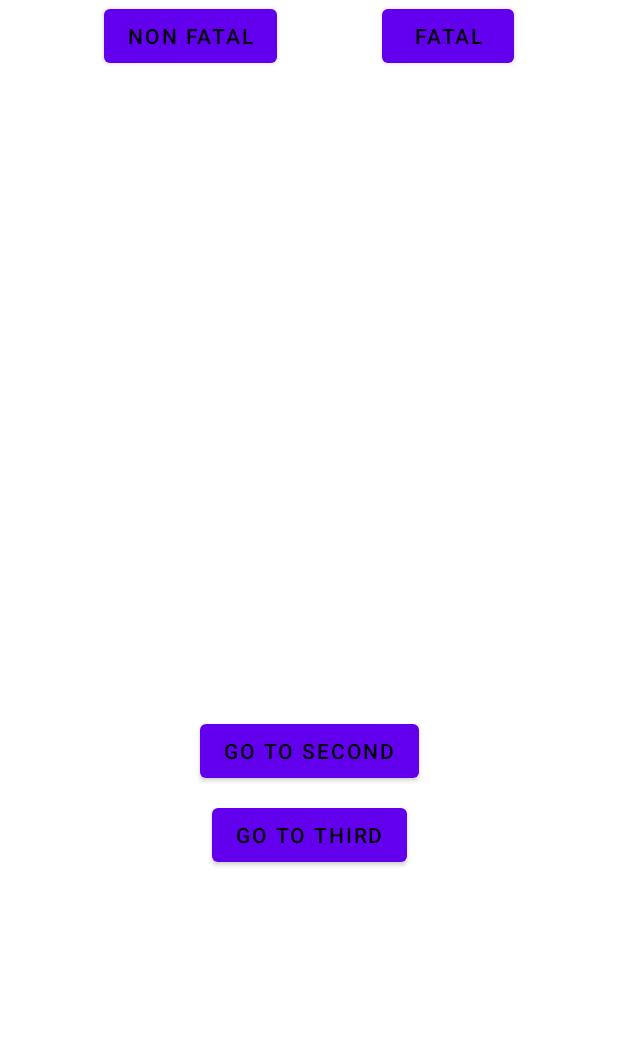
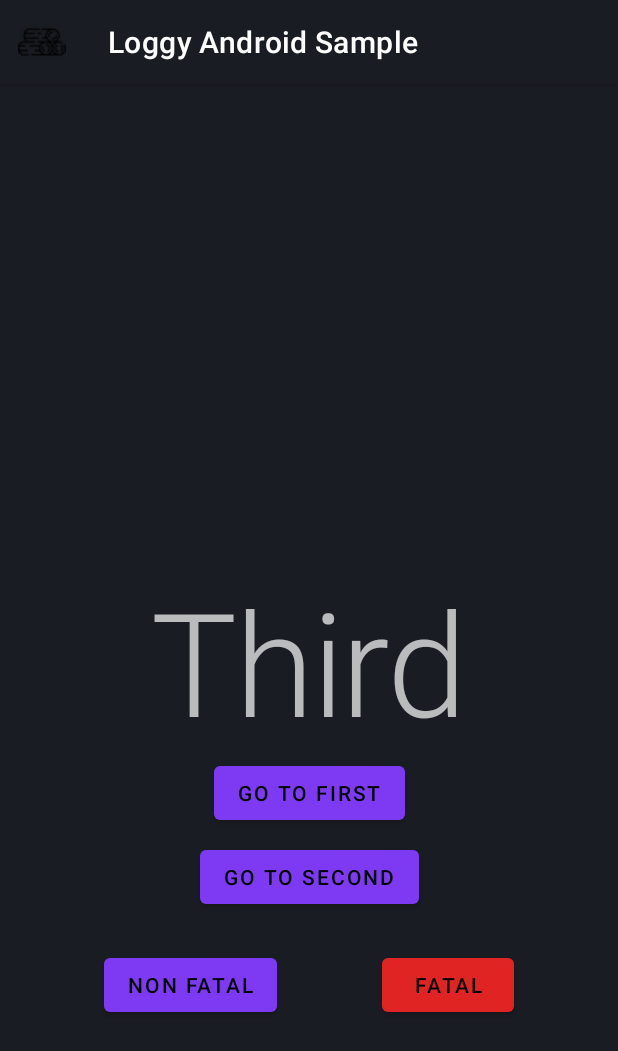
Before and after one commit to loggysh/loggy-android, an Android app: the screen it shows after launch (MainActivity), after a tap on "NON FATAL", on a phone screen of 412 x 824 dp. Shown: the top 1051 px of the screen. Run offline under Robolectric (Android 15) with nearby library versions, the phone set to English and light mode, and no system bars; our stand-ins replace Timber; libraries missing offline, so code that uses them is left out: com.google.protobuf, io.grpc, sh.loggy; 7 statements that could not run were skipped; 3 other taps on this screen came first.

Commit message:
style android app to match theme

```diff
--- a/sample/src/main/java/loggy/sh/sample/ui/MainActivity.kt
+++ b/sample/src/main/java/loggy/sh/sample/ui/MainActivity.kt
@@ -6,7 +6,6 @@ import androidx.activity.viewModels
 import androidx.appcompat.app.AppCompatActivity
 import androidx.core.view.isVisible
 import loggy.sh.sample.databinding.ActivityMainBinding
-import timber.log.Timber
 
 class MainActivity : AppCompatActivity() {
 
@@ -24,15 +23,5 @@ class MainActivity : AppCompatActivity() {
             binding.secondFragmentContainer.isVisible = it == ViewIntention.GoToSecond
             binding.thirdFragmentContainer.isVisible = it == ViewIntention.GoToThird
         })
-
-        with(binding) {
-            nonFatal.setOnClickListener {
-                Timber.e(IllegalArgumentException("Its illegal to use this argument. You are advised to remain calm."))
-            }
-
-            fatal.setOnClickListener {
-                throw IllegalArgumentException("You are going to Jail!!")
-            }
-        }
     }
 }
--- a/sample/src/main/java/loggy/sh/sample/ui/SecondFragment.kt
+++ b/sample/src/main/java/loggy/sh/sample/ui/SecondFragment.kt
@@ -6,6 +6,7 @@ import androidx.fragment.app.Fragment
 import androidx.fragment.app.activityViewModels
 import loggy.sh.sample.R
 import loggy.sh.sample.databinding.MainSecondFragmentBinding
+import timber.log.Timber
 
 class SecondFragment : Fragment(R.layout.main_second_fragment) {
 
@@ -24,6 +25,14 @@ class SecondFragment : Fragment(R.layout.main_second_fragment) {
             buttonGoToThird.setOnClickListener {
                 viewModel.interpret(ViewIntention.GoToThird)
             }
+
+            nonFatal.setOnClickListener {
+                Timber.e(IllegalArgumentException("Failed in Second Fragment"))
+            }
+
+            fatal.setOnClickListener {
+                throw IllegalArgumentException("fatal")
+            }
         }
     }
 }
--- a/sample/src/main/java/loggy/sh/sample/ui/ThirdFragment.kt
+++ b/sample/src/main/java/loggy/sh/sample/ui/ThirdFragment.kt
@@ -6,6 +6,7 @@ import androidx.fragment.app.Fragment
 import androidx.fragment.app.activityViewModels
 import loggy.sh.sample.R
 import loggy.sh.sample.databinding.MainThirdFragmentBinding
+import timber.log.Timber
 
 class ThirdFragment : Fragment(R.layout.main_third_fragment) {
 
@@ -24,6 +25,14 @@ class ThirdFragment : Fragment(R.layout.main_third_fragment) {
             buttonGoToFirst.setOnClickListener {
                 viewModel.interpret(ViewIntention.GoToFirst)
             }
+
+            nonFatal.setOnClickListener {
+                Timber.e(IllegalArgumentException("Failed in Third Fragment"))
+            }
+
+            fatal.setOnClickListener {
+                throw IllegalArgumentException("fatal")
+            }
         }
     }
 }
--- a/sample/src/main/res/layout/activity_main.xml
+++ b/sample/src/main/res/layout/activity_main.xml
@@ -1,65 +1,72 @@
 <?xml version="1.0" encoding="utf-8"?>
-<androidx.constraintlayout.widget.ConstraintLayout xmlns:android="http://schemas.android.com/apk/res/android"
+<androidx.coordinatorlayout.widget.CoordinatorLayout xmlns:android="http://schemas.android.com/apk/res/android"
     xmlns:app="http://schemas.android.com/apk/res-auto"
     xmlns:tools="http://schemas.android.com/tools"
     android:layout_width="match_parent"
     android:layout_height="match_parent"
+    android:background="#1a1c23"
+    android:fitsSystemWindows="true"
     tools:context=".ui.MainActivity">
 
-    <com.google.android.material.button.MaterialButton
-        android:id="@+id/nonFatal"
-        android:layout_width="wrap_content"
-        android:layout_height="wrap_content"
-        android:text="@string/non_fatal"
-        app:layout_constraintEnd_toStartOf="@id/fatal"
-        app:layout_constraintStart_toStartOf="parent"
-        app:layout_constraintTop_toTopOf="parent" />
+    <com.google.android.material.appbar.AppBarLayout
+        android:layout_width="match_parent"
+        android:layout_height="wrap_content">
 
-    <com.google.android.material.button.MaterialButton
-        android:id="@+id/fatal"
-        android:layout_width="wrap_content"
-        android:layout_height="wrap_content"
-        android:text="@string/fatal"
-        app:layout_constraintEnd_toEndOf="parent"
-        app:layout_constraintStart_toEndOf="@id/nonFatal"
-        app:layout_constraintTop_toTopOf="parent" />
+        <androidx.appcompat.widget.Toolbar
+            android:id="@+id/topAppBar"
+            android:layout_width="match_parent"
+            android:layout_height="?attr/actionBarSize"
+            android:background="#1a1c23"
+            app:navigationIcon="@drawable/loggy"
+            app:title="Loggy Android Sample" />
+
+    </com.google.android.material.appbar.AppBarLayout>
+
+    <androidx.core.widget.NestedScrollView
+        android:layout_width="match_parent"
+        android:layout_height="match_parent"
+        android:fillViewport="true"
+        app:layout_behavior="com.google.android.material.appbar.AppBarLayout$ScrollingViewBehavior">
+
+        <androidx.constraintlayout.widget.ConstraintLayout
+            android:layout_width="match_parent"
+            android:layout_height="match_parent">
 
             <androidx.fragment.app.FragmentContainerView
                 android:id="@+id/firstFragmentContainer"
                 android:name="loggy.sh.sample.ui.FirstFragment"
                 android:layout_width="match_parent"
-        android:layout_height="match_parent"
-        android:background="#FFFFFF"
+                android:layout_height="0dp"
                 android:tag="@string/first"
                 app:layout_constraintBottom_toBottomOf="parent"
                 app:layout_constraintEnd_toEndOf="parent"
                 app:layout_constraintStart_toStartOf="parent"
-        app:layout_constraintTop_toBottomOf="@id/nonFatal" />
+                app:layout_constraintTop_toTopOf="parent" />
 
             <androidx.fragment.app.FragmentContainerView
                 android:id="@+id/secondFragmentContainer"
                 android:name="loggy.sh.sample.ui.SecondFragment"
                 android:layout_width="match_parent"
-        android:layout_height="match_parent"
-        android:background="#FFFFFF"
+                android:layout_height="0dp"
                 android:tag="@string/second"
                 android:visibility="gone"
                 app:layout_constraintBottom_toBottomOf="parent"
                 app:layout_constraintEnd_toEndOf="parent"
                 app:layout_constraintStart_toStartOf="parent"
-        app:layout_constraintTop_toBottomOf="@id/nonFatal" />
+                app:layout_constraintTop_toTopOf="parent" />
 
             <androidx.fragment.app.FragmentContainerView
                 android:id="@+id/thirdFragmentContainer"
                 android:name="loggy.sh.sample.ui.ThirdFragment"
                 android:layout_width="match_parent"
-        android:layout_height="match_parent"
-        android:background="#FFFFFF"
+                android:layout_height="0dp"
                 android:tag="@string/third"
                 android:visibility="gone"
                 app:layout_constraintBottom_toBottomOf="parent"
                 app:layout_constraintEnd_toEndOf="parent"
                 app:layout_constraintStart_toStartOf="parent"
-        app:layout_constraintTop_toBottomOf="@id/nonFatal" />
+                app:layout_constraintTop_toTopOf="parent" />
+        </androidx.constraintlayout.widget.ConstraintLayout>
+    </androidx.core.widget.NestedScrollView>
 
-</androidx.constraintlayout.widget.ConstraintLayout>
+</androidx.coordinatorlayout.widget.CoordinatorLayout>
--- a/sample/src/main/res/layout/main_third_fragment.xml
+++ b/sample/src/main/res/layout/main_third_fragment.xml
@@ -34,4 +34,25 @@
         app:layout_constraintStart_toStartOf="@id/title"
         app:layout_constraintTop_toBottomOf="@id/buttonGoToFirst" />
 
+    <com.google.android.material.button.MaterialButton
+        android:id="@+id/nonFatal"
+        android:layout_width="wrap_content"
+        android:layout_height="wrap_content"
+        android:layout_marginTop="24dp"
+        android:text="@string/non_fatal"
+        app:layout_constraintEnd_toStartOf="@id/fatal"
+        app:layout_constraintStart_toStartOf="parent"
+        app:layout_constraintTop_toBottomOf="@id/buttonGoToSecond" />
+
+    <com.google.android.material.button.MaterialButton
+        android:id="@+id/fatal"
+        android:layout_width="wrap_content"
+        android:layout_height="wrap_content"
+        android:text="@string/fatal"
+        app:backgroundTint="#e02424"
+        app:layout_constraintBottom_toBottomOf="@id/nonFatal"
+        app:layout_constraintEnd_toEndOf="parent"
+        app:layout_constraintStart_toEndOf="@id/nonFatal"
+        app:layout_constraintTop_toTopOf="@id/nonFatal" />
+
 </androidx.constraintlayout.widget.ConstraintLayout>
--- a/sample/src/main/res/values/colors.xml
+++ b/sample/src/main/res/values/colors.xml
@@ -1,6 +1,6 @@
 <?xml version="1.0" encoding="utf-8"?>
 <resources>
-    <color name="colorPrimary">#6200EE</color>
-    <color name="colorPrimaryDark">#3700B3</color>
+    <color name="colorPrimary">#7e3af2</color>
+    <color name="colorPrimaryDark">#4a1d96</color>
     <color name="colorAccent">#03DAC5</color>
 </resources>
--- a/sample/src/main/res/values/styles.xml
+++ b/sample/src/main/res/values/styles.xml
@@ -10,6 +10,9 @@
     <style name="AppTheme.NoActionBar">
         <item name="windowActionBar">false</item>
         <item name="windowNoTitle">true</item>
+        <item name="android:windowTranslucentStatus">true</item>
+        <item name="android:windowTranslucentNavigation">true</item>
+        <item name="android:statusBarColor">#1a1c23</item>
     </style>
 
 </resources>
```
Also changed, not shown: sample/src/main/java/loggy/sh/sample/ui/FirstFragment.kt (+9 -0 lines), sample/src/main/res/layout/main_first_fragment.xml (+22 -0 lines), sample/src/main/res/layout/main_second_fragment.xml (+21 -0 lines), sample/src/main/res/drawable/loggy.png (added). Lines whose indentation alone changed are shown as unchanged.
